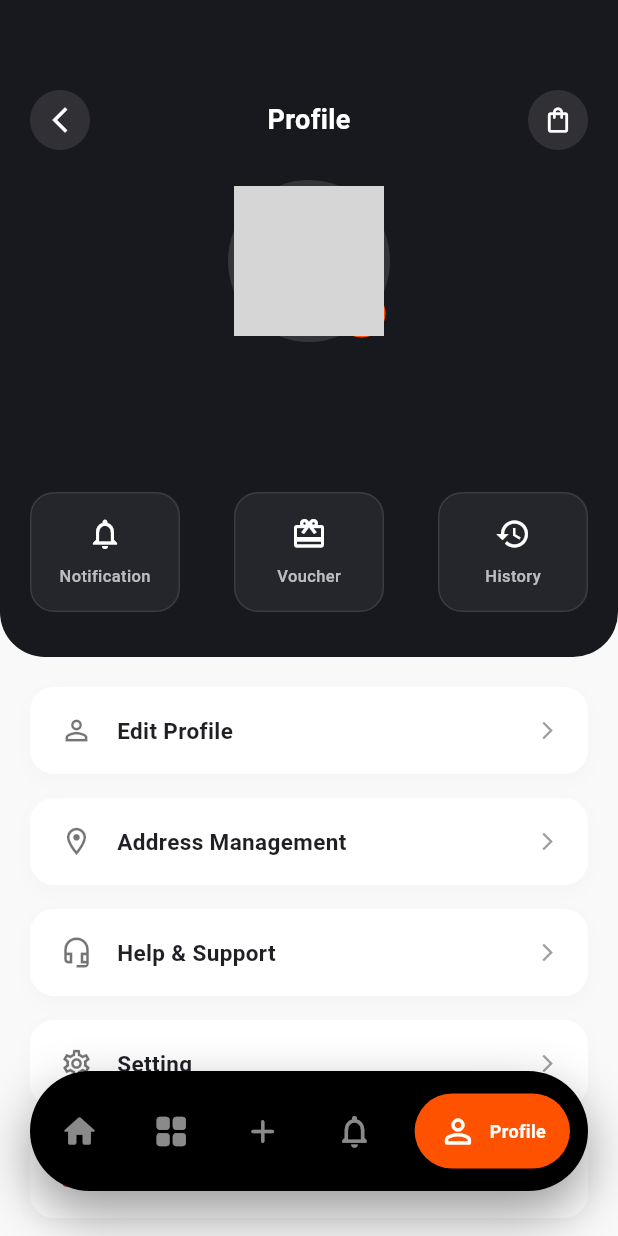
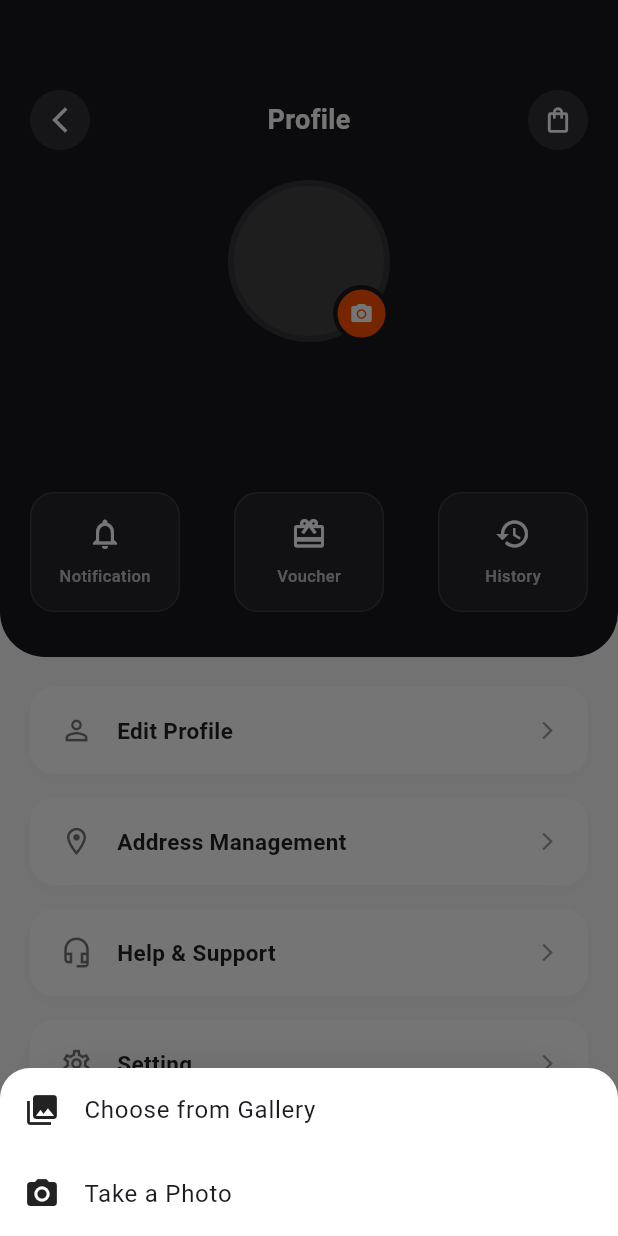
Before and after one commit to movindu477/fashion_app_new, a Flutter app: the HomePage screen opened directly, item 5 of the bottom bar chosen, after a tap on the "camera alt" icon, on a phone screen of 412 x 824 dp. Run offline on Flutter 3.47's test engine with Material 3 defaults, Android fonts, the phone set to English and light mode, and no system bars; our stand-ins replace cloud_firestore, firebase_auth, firebase_core, firebase_storage, image_picker, video_player; accounts and stored records are empty; network calls fail; grey boxes are pictures that could not be loaded.

Commit message:
Fix the flutter app issue

```diff
--- a/lib/homepage.dart
+++ b/lib/homepage.dart
@@ -1,4 +1,3 @@
-import 'dart:io';
 import 'dart:convert';
 import 'dart:ui'; // For ImageFilter
 import 'package:flutter/material.dart';
@@ -8,6 +7,8 @@
 import 'package:video_player/video_player.dart';
 import 'package:firebase_auth/firebase_auth.dart';
 import 'package:cloud_firestore/cloud_firestore.dart';
+import 'dart:typed_data'; // Added for Uint8List
+import 'dart:io'; // Kept for Platform.isAndroid check
 
 class HomePage extends StatefulWidget {
   const HomePage({Key? key}) : super(key: key);
@@ -207,7 +208,7 @@
 
 class _HomeViewState extends State<HomeView> {
   final ImagePicker _picker = ImagePicker();
-  File? fabricImage;
+  Uint8List? fabricImageBytes; // Changed from File
   bool _isUploading = false;
   List<List<int>> dominantColors = [];
   bool analysisCompleted = false;
@@ -270,15 +271,16 @@
     );
 
     if (image != null) {
+      final bytes = await image.readAsBytes(); // Read image as bytes
       setState(() {
-        fabricImage = File(image.path);
+        fabricImageBytes = bytes; // Store bytes
       });
       // Auto upload/analyze could happen here if desired, but user kept separate
     }
   }
 
   Future<void> uploadFabricImage() async {
-    if (fabricImage == null) return;
+    if (fabricImageBytes == null) return; // Check for bytes
     setState(() {
       _isUploading = true;
       analysisCompleted = false;
@@ -290,8 +292,13 @@
           Platform.isAndroid ? 'http://10.0.2.2:3000' : 'http://localhost:3000';
       var request =
           http.MultipartRequest('POST', Uri.parse('$baseUrl/upload-fabric'));
-      request.files
-          .add(await http.MultipartFile.fromPath('fabric', fabricImage!.path));
+
+      // Use fromBytes instead of fromPath
+      request.files.add(http.MultipartFile.fromBytes(
+        'fabric',
+        fabricImageBytes!,
+        filename: 'fabric.jpg', // Provide a filename
+      ));
 
       var response = await request.send();
 
@@ -466,7 +473,7 @@
                       ),
 
                       // Analyze Button (Visible when image is captured)
-                      if (fabricImage != null)
+                      if (fabricImageBytes != null) // Check for bytes
                         Padding(
                           padding: const EdgeInsets.only(top: 10),
                           child: ElevatedButton.icon(
@@ -500,11 +507,12 @@
                     right: -20,
                     bottom: -20,
                     top: 20,
-                    child: fabricImage != null
+                    child: fabricImageBytes != null // Check for bytes
                         ? ClipRRect(
                             borderRadius: BorderRadius.circular(20),
-                            child: Image.file(
-                              fabricImage!,
+                            child: Image.memory(
+                              // Use Image.memory
+                              fabricImageBytes!,
                               width:
                                   120, // Reduced width to make room for button
                               height: 120,
--- a/lib/profile_page.dart
+++ b/lib/profile_page.dart
@@ -1,9 +1,9 @@
+import 'dart:typed_data';
 import 'package:flutter/material.dart';
 import 'package:firebase_auth/firebase_auth.dart';
 import 'package:cloud_firestore/cloud_firestore.dart';
 import 'package:image_picker/image_picker.dart';
 import 'package:firebase_storage/firebase_storage.dart';
-import 'dart:io';
 
 import 'login.dart';
 import 'edit_profile_page.dart';
@@ -19,7 +19,7 @@
     with AutomaticKeepAliveClientMixin {
   User? _user;
   Map<String, dynamic>? _userData;
-  File? _localImageFile;
+  Uint8List? _localImageBytes;
   bool _isUploading = false;
 
   @override
@@ -96,22 +96,54 @@
 
   // Let's replace the imports and class definition first.
 
-  Future<void> _pickAndUploadImage() async {
+  Future<void> _showImageSourceDialog() async {
+    showModalBottomSheet(
+      context: context,
+      backgroundColor: Colors.white,
+      shape: const RoundedRectangleBorder(
+        borderRadius: BorderRadius.vertical(top: Radius.circular(20)),
+      ),
+      builder: (context) => SafeArea(
+        child: Wrap(
+          children: [
+            ListTile(
+              leading: const Icon(Icons.photo_library, color: Colors.black87),
+              title: const Text('Choose from Gallery'),
+              onTap: () {
+                Navigator.pop(context);
+                _pickAndUploadImage(ImageSource.gallery);
+              },
+            ),
+            ListTile(
+              leading: const Icon(Icons.camera_alt, color: Colors.black87),
+              title: const Text('Take a Photo'),
+              onTap: () {
+                Navigator.pop(context);
+                _pickAndUploadImage(ImageSource.camera);
+              },
+            ),
+          ],
+        ),
+      ),
+    );
+  }
+
+  Future<void> _pickAndUploadImage(ImageSource source) async {
     final picker = ImagePicker();
-    final pickedFile = await picker.pickImage(source: ImageSource.gallery);
+    final pickedFile = await picker.pickImage(source: source);
 
     if (pickedFile != null && _user != null) {
+      final bytes = await pickedFile.readAsBytes();
       setState(() {
-        _localImageFile = File(pickedFile.path);
+        _localImageBytes = bytes;
         _isUploading = true;
       });
 
-      File file = File(pickedFile.path);
       try {
         // 1. Upload to Firebase Storage
         String filePath = 'user_profiles/${_user!.uid}_profile.jpg';
         Reference ref = FirebaseStorage.instance.ref().child(filePath);
-        UploadTask uploadTask = ref.putFile(file);
+        UploadTask uploadTask = ref.putData(bytes);
 
         // Wait for upload to complete
         TaskSnapshot snapshot = await uploadTask;
@@ -131,7 +163,7 @@
         // 5. Update Local State (Clear local file to use network url now)
         if (mounted) {
           setState(() {
-            _localImageFile = null; // Switch back to network image
+            _localImageBytes = null; // Switch back to network image
           });
           await _fetchUserData();
         }
@@ -139,7 +171,7 @@
         print("Error uploading image: $e");
         if (mounted) {
           setState(() {
-            _localImageFile = null; // Revert on failure
+            _localImageBytes = null; // Revert on failure
           });
           ScaffoldMessenger.of(context).showSnackBar(
             SnackBar(content: Text("Failed to upload image: $e")),
@@ -179,8 +211,8 @@
     final photoUrl = _userData?['photoUrl'] ?? _user?.photoURL;
 
     ImageProvider imageProvider;
-    if (_localImageFile != null) {
-      imageProvider = FileImage(_localImageFile!);
+    if (_localImageBytes != null) {
+      imageProvider = MemoryImage(_localImageBytes!);
     } else if (photoUrl != null) {
       imageProvider = NetworkImage(photoUrl);
     } else {
@@ -244,7 +276,7 @@
                       ),
                     ),
                     GestureDetector(
-                      onTap: _pickAndUploadImage,
+                      onTap: _showImageSourceDialog,
                       child: Container(
                         padding: const EdgeInsets.all(8),
                         decoration: BoxDecoration(
```
Also changed, not shown: 2 other files.
